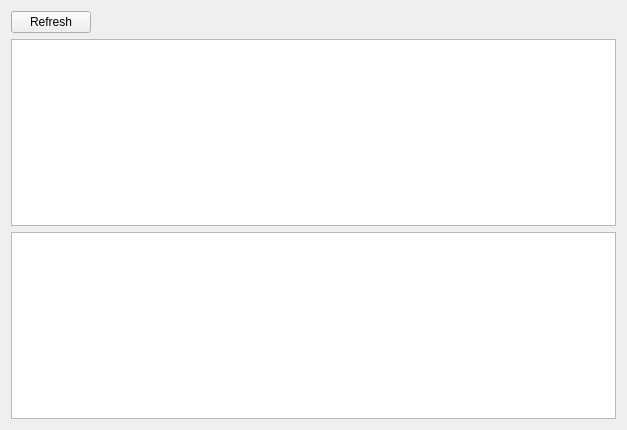
The window that mva/Licenta/gui/forms/dmi_widget.ui (bogdan-constandache/SystemToolKit) describes before a commit, drawn with Qt 5.
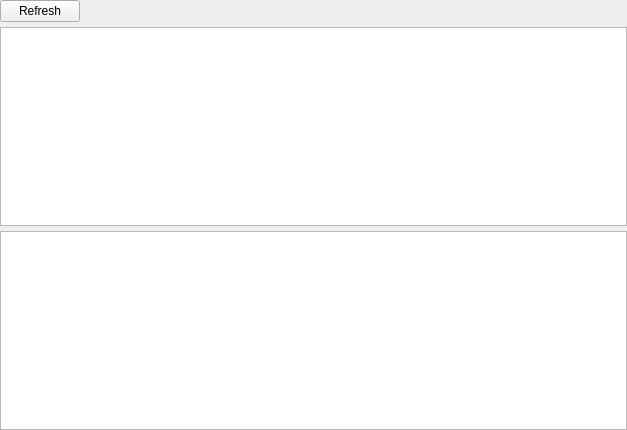
The same window after the commit.

Diff of the .ui file:
```diff
--- a/mva/Licenta/gui/forms/dmi_widget.ui
+++ b/mva/Licenta/gui/forms/dmi_widget.ui
@@ -14,6 +14,21 @@
    <string>Form</string>
   </property>
   <layout class="QVBoxLayout" name="verticalLayout">
+   <property name="spacing">
+    <number>5</number>
+   </property>
+   <property name="leftMargin">
+    <number>0</number>
+   </property>
+   <property name="topMargin">
+    <number>0</number>
+   </property>
+   <property name="rightMargin">
+    <number>0</number>
+   </property>
+   <property name="bottomMargin">
+    <number>0</number>
+   </property>
    <item>
     <layout class="QHBoxLayout" name="hLayoutButtons">
      <item>
```
